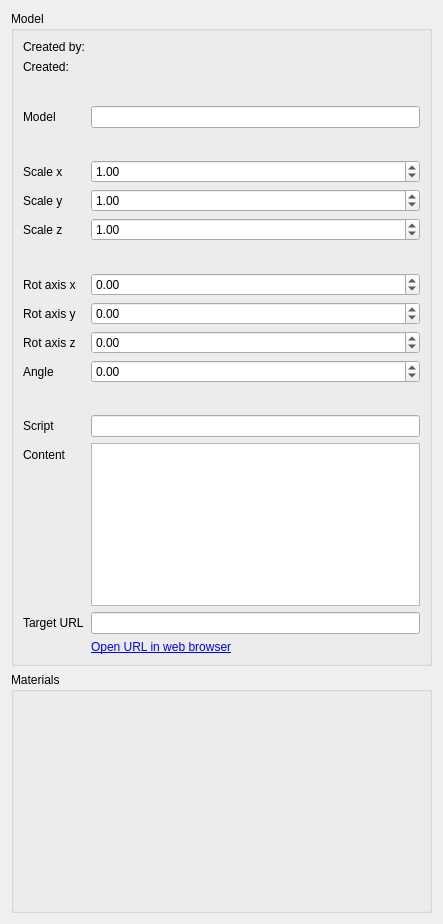
Before: the Qt Designer form gui_client/ObjectEditor.ui in shipilovden/substrata-metasiberia, drawn with Qt 5.
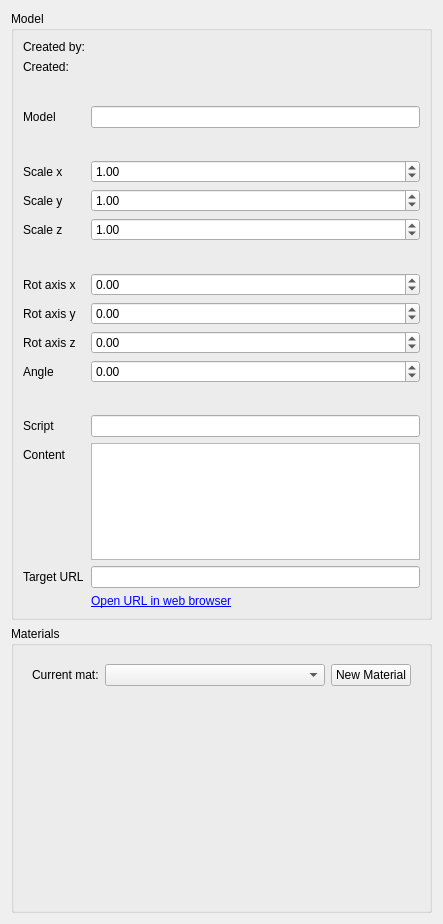
After: the same form once the commit is applied. Custom widgets are drawn as their Qt base class.

Commit message: Added initial implementation of voxel editing. Add material combobox to ObjectEditor.

The edit to the form file:
```diff
--- a/gui_client/ObjectEditor.ui
+++ b/gui_client/ObjectEditor.ui
@@ -321,6 +321,42 @@
       <string>Materials</string>
      </property>
      <layout class="QVBoxLayout" name="verticalLayout_5">
+      <item>
+       <widget class="QWidget" name="widget" native="true">
+        <layout class="QHBoxLayout" name="horizontalLayout">
+         <item>
+          <widget class="QLabel" name="label">
+           <property name="sizePolicy">
+            <sizepolicy hsizetype="Preferred" vsizetype="Preferred">
+             <horstretch>0</horstretch>
+             <verstretch>0</verstretch>
+            </sizepolicy>
+           </property>
+           <property name="text">
+            <string>Current mat:</string>
+           </property>
+          </widget>
+         </item>
+         <item>
+          <widget class="QComboBox" name="materialComboBox">
+           <property name="sizePolicy">
+            <sizepolicy hsizetype="MinimumExpanding" vsizetype="Fixed">
+             <horstretch>0</horstretch>
+             <verstretch>0</verstretch>
+            </sizepolicy>
+           </property>
+          </widget>
+         </item>
+         <item>
+          <widget class="QPushButton" name="newMaterialPushButton">
+           <property name="text">
+            <string>New Material</string>
+           </property>
+          </widget>
+         </item>
+        </layout>
+       </widget>
+      </item>
       <item>
        <widget class="MaterialEditor" name="matEditor" native="true">
         <property name="minimumSize">
```
The commit also changes 7 other files.
